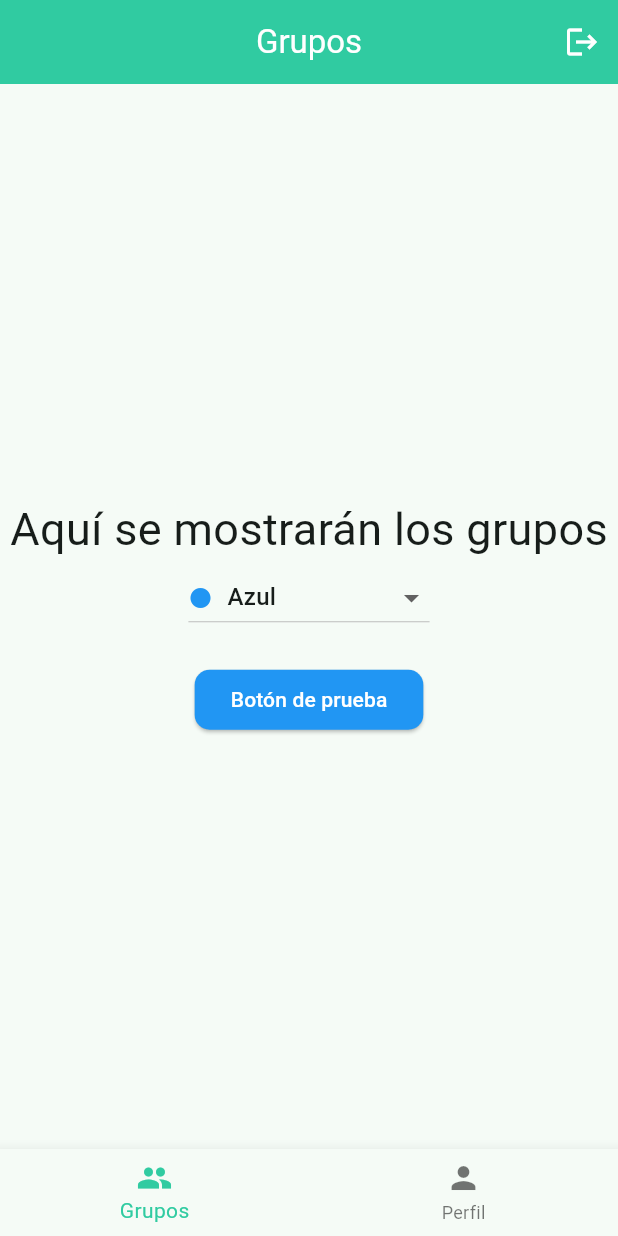
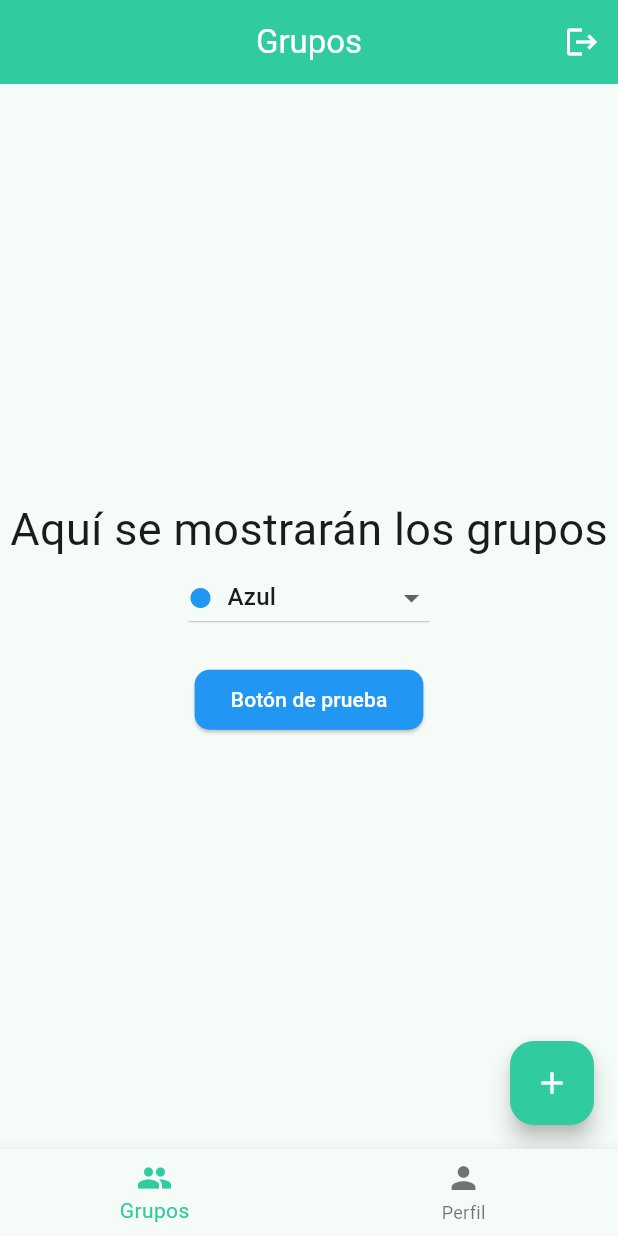
Before and after one commit to joseroyo3/compartimos_gastos_app, a Flutter app: the screen it shows once a user with an empty profile is signed in, on a phone screen of 412 x 824 dp. Run offline on Flutter 3.47's test engine with Material 3 defaults, Android fonts, the light colour scheme and no system bars; our stand-ins replace cloud_firestore, firebase_auth, firebase_core, shared_preferences; accounts and stored records are empty.

Commit message:
En group model, los miembres debe ser Map, porque no hay sentido que solo se guarde la UID si no tenemos un nombre asignado
Creamos floating button en homescreen (antiguo groupscreen), que usará el recientemente credao group controller, el cual creará el grupo mediante su groupmodel (comprobamos en la bbdd y funciona)

```diff
--- a/lib/controllers/login_controller.dart
+++ b/lib/controllers/login_controller.dart
@@ -62,7 +62,6 @@ class LoginController {
     await _auth.currentUser?.updatePassword(newPassword);
   }
 
-
   // VERIFICACION POR EMAIL EN CASO DE OLVIDO
   Future<void> sendEmailVerification() async {
     await _auth.currentUser?.sendEmailVerification();
@@ -107,7 +106,8 @@ class LoginController {
         email: email,
         password: password,
       );
-      final userCredential = await _auth.currentUser?.linkWithCredential(credential);
+      final userCredential =
+          await _auth.currentUser?.linkWithCredential(credential);
       final user = userCredential?.user;
 
       if (user != null) {
--- a/lib/controllers/main_navigator_controller.dart
+++ b/lib/controllers/main_navigator_controller.dart
@@ -1,6 +1,7 @@
-import 'package:compartimos_gastos/screens/main/group_screen.dart';
 import 'package:compartimos_gastos/screens/main/profile_screen.dart';
 import 'package:flutter/material.dart';
+
+import '../screens/main/home_screen.dart';
 
 class MainNavigationController extends StatefulWidget {
   const MainNavigationController({super.key});
@@ -21,7 +22,7 @@ class _MainNavigationControllerState extends State<MainNavigationController> {
   void initState() {
     super.initState();
     // El orden de esta lista debe coincidir estrictamente con el de los BottomNavigationBarItem
-    _pages = [const GroupScreen(), const ProfileScreen()];
+    _pages = [const HomeScreen(), const ProfileScreen()];
   }
 
   void _onItemTapped(int index) {
--- a/lib/models/group_model.dart
+++ b/lib/models/group_model.dart
@@ -4,9 +4,11 @@ class GroupModel {
   final String id;
   final String nombre;
   final String creadoPor; // ID del usuario que creó el grupo
-  final int color; // Cambiado de string a int para elegir el color predetermiado de la lista
+  final int
+      color; // Cambiado de string a int para elegir el color predetermiado de la lista
   final Timestamp fechaCreacion;
-  final List<String> miembros; // Lista de UIDs de los participantes
+  final Map<String, String>
+      miembros; // tambien debe ser Map, debo guardar nombre y uid
 
   GroupModel({
     required this.id,
@@ -27,8 +29,9 @@ class GroupModel {
       nombre: data['nombre'] ?? 'Sin Nombre',
       creadoPor: data['creadoPor'] ?? '',
       color: data['color'] ?? '0',
-      fechaCreacion: Timestamp.now(), //fecha actual de base
-      miembros: List<String>.from(data['miembros'] ?? []),
+      fechaCreacion:
+          data['fechaCreacion'] ?? Timestamp.now(), // guardada, no actual
+      miembros: Map<String, String>.from(data['miembros'] ?? {}),
     );
   }
 
@@ -51,7 +54,7 @@ class GroupModel {
     String? creadoPor,
     int? color,
     Timestamp? fechaCreacion,
-    List<String>? miembros,
+    Map<String, String>? miembros,
   }) {
     return GroupModel(
       id: id ?? this.id,
--- a/lib/screens/main/group_screen.dart
+++ /dev/null
@@ -1,75 +0,0 @@
-import 'package:flutter/material.dart';
-
-import '../../controllers/themes_controller.dart';
-import '../../widgets/appbar_custom.dart';
-
-class GroupScreen extends StatefulWidget { //Stateful porque ahora es dinámica
-  const GroupScreen({super.key});
-
-  @override
-  State<GroupScreen> createState() => _GroupScreenState();
-}
-
-class _GroupScreenState extends State<GroupScreen> {
-
-  Color _selectedColor = ThemeController.groupColors[0]['color'];
-
-  @override
-  Widget build(BuildContext context) {
-    return Scaffold(
-      appBar: CustomAppBar(title: 'Grupos'),
-      // El cuerpo de la página
-      body: Center(
-        child: Column(
-          mainAxisAlignment: MainAxisAlignment.center, // Centra verticalmente
-          children: [
-            // Texto
-            const Text(
-              'Aquí se mostrarán los grupos',
-              style: TextStyle(fontSize: 30),
-            ),
-
-            // dropdown
-            DropdownButton<Color>(
-              value: _selectedColor,
-              // Mapeamos tu lista del ThemeController a opciones del menú
-              items: ThemeController.groupColors.map((item) {
-                return DropdownMenuItem<Color>(
-                  value: item['color'], // El valor que se guardará
-                  child: Row(
-                    children: [
-                      Icon(Icons.circle, color: item['color'], size: 16),
-                      const SizedBox(width: 10),
-                      Text(item['name']),
-                    ],
-                  ),
-                );
-              }).toList(),
-              // Cuando cambias la opción, actualizamos la variable y redibujamos
-              onChanged: (Color? newColor) {
-                if (newColor != null) {
-                  setState(() {
-                    _selectedColor = newColor;
-                  });
-                }
-              },
-            ),
-
-            const SizedBox(height: 20),
-            // Botón
-            ElevatedButton(
-              onPressed: () {
-                print("Nada inegrado aún");
-              },
-              style: ElevatedButton.styleFrom(
-                backgroundColor: _selectedColor,
-                foregroundColor: Colors.white,
-              ),
-              child: const Text('Botón de prueba'),
-            ),
-          ],
-        ),
-      ),
-    );
-  }
-}
--- /dev/null
+++ b/lib/screens/main/home_screen.dart
@@ -0,0 +1,70 @@
+import 'package:flutter/material.dart';
+
+import '../../controllers/themes_controller.dart';
+import '../../widgets/appbar_custom.dart';
+import '../../widgets/group_screen/color_dropdown_widget.dart';
+import '../../widgets/group_screen/floating_button.dart';
+import 'group_screens/group_screen.dart';
+
+class HomeScreen extends StatefulWidget {
+  //Stateful porque ahora es dinámica
+  const HomeScreen({super.key});
+
+  @override
+  State<HomeScreen> createState() => _HomeScreenState();
+}
+
+class _HomeScreenState extends State<HomeScreen> {
+  Color _selectedColor = ThemeController.groupColors[0]['color'];
+
+  @override
+  Widget build(BuildContext context) {
+    return Scaffold(
+      appBar: CustomAppBar(title: 'Grupos'),
+
+      floatingActionButton: const FloattingButton(),
+      // El cuerpo de la página
+      body: Center(
+        child: Column(
+          mainAxisAlignment: MainAxisAlignment.center, // Centra verticalmente
+          children: [
+            // Texto
+            const Text(
+              'Aquí se mostrarán los grupos',
+              style: TextStyle(fontSize: 30),
+            ),
+
+            ColorDropdownWidget(
+              selectedColor: _selectedColor,
+              onColorChanged: (newColor) {
+                // Actualizamos el estado del HomeScreen
+                setState(() {
+                  _selectedColor = newColor;
+                });
+              },
+            ),
+
+            const SizedBox(height: 20),
+
+            ElevatedButton(
+              onPressed: () {
+                // NAVEGACIÓN A SIMPLE GROUP SCREEN
+                Navigator.push(
+                  context,
+                  MaterialPageRoute(
+                    builder: (context) => SimpleGroupScreen(),
+                  ),
+                );
+              },
+              style: ElevatedButton.styleFrom(
+                backgroundColor: _selectedColor,
+                foregroundColor: Colors.white,
+              ),
+              child: const Text('Botón de prueba'),
+            ),
+          ],
+        ),
+      ),
+    );
+  }
+}
--- /dev/null
+++ b/lib/widgets/group_screen/color_dropdown_widget.dart
@@ -0,0 +1,39 @@
+import 'package:flutter/material.dart';
+import '../../controllers/themes_controller.dart';
+
+class ColorDropdownWidget extends StatelessWidget {
+  final Color selectedColor;
+  final Function(Color) onColorChanged;
+
+  const ColorDropdownWidget({
+    super.key,
+    required this.selectedColor,
+    required this.onColorChanged,
+  });
+
+  @override
+  Widget build(BuildContext context) {
+    return DropdownButton<Color>(
+      value: selectedColor,
+      // Mapeamos tu lista del ThemeController a opciones del menú
+      items: ThemeController.groupColors.map((item) {
+        return DropdownMenuItem<Color>(
+          value: item['color'],
+          child: Row(
+            children: [
+              Icon(Icons.circle, color: item['color'], size: 16),
+              const SizedBox(width: 10),
+              Text(item['name']),
+            ],
+          ),
+        );
+      }).toList(),
+      // Cuando cambias la opción, llamamos a la función del padre
+      onChanged: (Color? newColor) {
+        if (newColor != null) {
+          onColorChanged(newColor);
+        }
+      },
+    );
+  }
+}
--- a/lib/widgets/profile_screen/custom_text_field.dart
+++ b/lib/widgets/profile_screen/custom_text_field.dart
@@ -28,7 +28,8 @@
         border: const OutlineInputBorder(),
         filled: true,
         fillColor: Colors.grey[200],
-          contentPadding: const EdgeInsets.symmetric(vertical: 15, horizontal: 20),
+        contentPadding:
+            const EdgeInsets.symmetric(vertical: 15, horizontal: 20),
       ),
     );
   }
--- a/pubspec.yaml
+++ b/pubspec.yaml
@@ -6,7 +6,7 @@ publish_to: 'none'
 version: 1.0.0+1
 
 environment:
-  sdk: ^3.10.1
+  sdk: '>=3.0.0 <4.0.0'
 
 dependencies:
   flutter:
```
Also changed, not shown: lib/controllers/group_controller.dart (added, +32 -0 lines), lib/screens/login_screen.dart (+0 -8 lines), lib/screens/main/group_screens/group_screen.dart (added, +32 -0 lines), lib/screens/main/profile_screen.dart (+7 -11 lines), lib/widgets/group_screen/floating_button.dart (added, +321 -0 lines), lib/widgets/login_screen/auth_dialogs.dart (+6 -4 lines), lib/widgets/profile_screen/alert_dialog.dart (+4 -4 lines), lib/controllers/themes_controller.dart (line endings or trailing spaces), pubspec.lock. Lines whose indentation alone changed are shown as unchanged.
